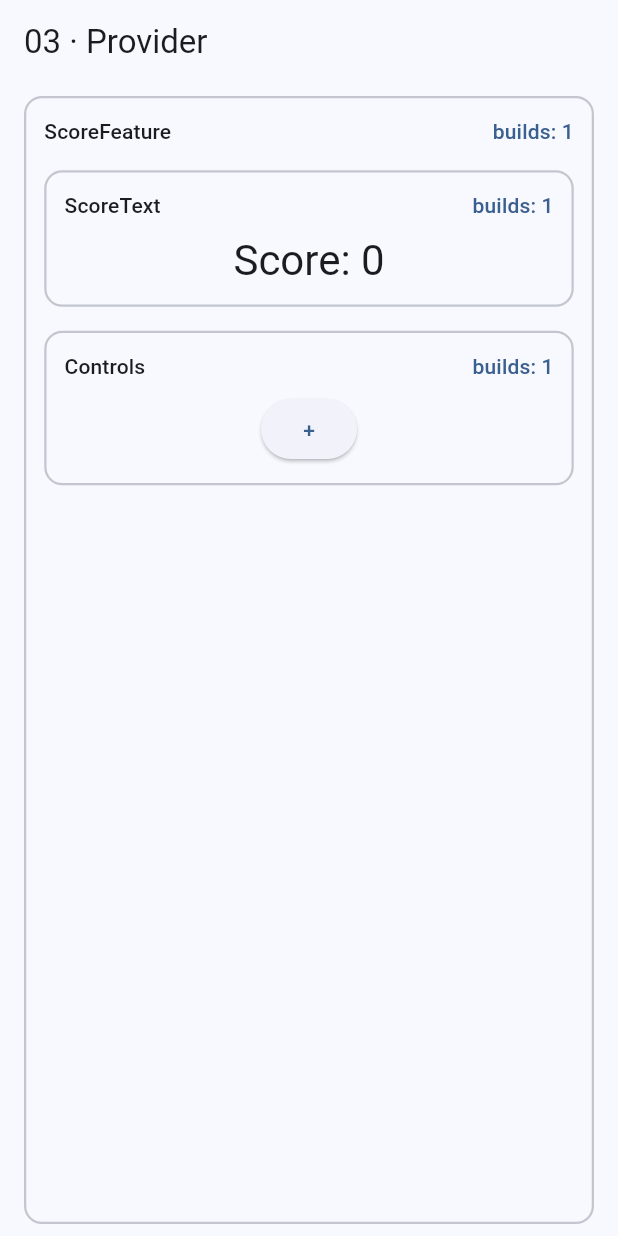
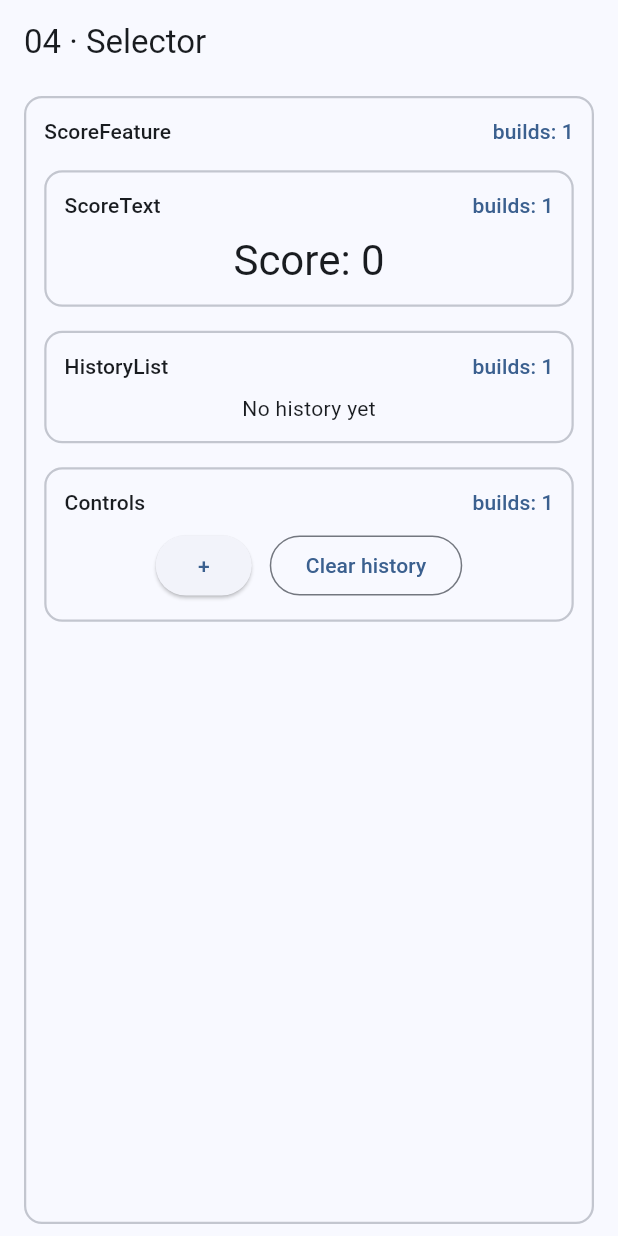
Before and after one commit to iclectic/state-without-the-headache-demo, a Flutter app: the screen it shows after launch, on a phone screen of 412 x 824 dp. Run offline on Flutter 3.47's test engine with Material 3 defaults, Android fonts, the phone set to English and light mode, and no system bars.

Commit message:
04-selector: add history, Selector for score, Controls use context.read

```diff
--- a/lib/score_feature.dart
+++ b/lib/score_feature.dart
@@ -4,8 +4,7 @@ import 'package:provider/provider.dart';
 import 'demo_box.dart';
 import 'score_model.dart';
 
-/// 03 · Provider exposes ScoreModel at the feature boundary (see main.dart).
-/// ScoreFeature is now stateless: it no longer owns anything.
+/// 04 · Each widget listens only to what it needs.
 class ScoreFeature extends StatelessWidget {
   const ScoreFeature({super.key});
 
@@ -13,7 +12,7 @@ class ScoreFeature extends StatelessWidget {
   Widget build(BuildContext context) {
     final builds = countBuild('ScoreFeature');
     return Scaffold(
-      appBar: AppBar(title: const Text('03 · Provider')),
+      appBar: AppBar(title: const Text('04 · Selector')),
       body: Center(
         child: ConstrainedBox(
           constraints: const BoxConstraints(maxWidth: 380),
@@ -25,6 +24,7 @@ class ScoreFeature extends StatelessWidget {
               crossAxisAlignment: CrossAxisAlignment.stretch,
               children: [
                 ScoreText(),
+                HistoryList(),
                 Controls(),
               ],
             ),
@@ -40,17 +40,46 @@ class ScoreText extends StatelessWidget {
 
   @override
   Widget build(BuildContext context) {
-    // Consumer: only this builder reruns when ScoreModel notifies.
-    return Consumer<ScoreModel>(
-      builder: (context, model, child) {
+    // Selector: rebuild only when score changes, not when history does.
+    return Selector<ScoreModel, int>(
+      selector: (_, model) => model.score,
+      builder: (context, score, child) {
         final builds = countBuild('ScoreText');
         return DemoBox(
           name: 'ScoreText',
           builds: builds,
           child: Text(
-            'Score: ${model.score}',
+            'Score: $score',
             style: Theme.of(context).textTheme.headlineMedium,
           ),
+        );
+      },
+    );
+  }
+}
+
+class HistoryList extends StatelessWidget {
+  const HistoryList({super.key});
+
+  @override
+  Widget build(BuildContext context) {
+    return Selector<ScoreModel, List<int>>(
+      selector: (_, model) => model.history,
+      builder: (context, history, child) {
+        final builds = countBuild('HistoryList');
+        return DemoBox(
+          name: 'HistoryList',
+          builds: builds,
+          child: history.isEmpty
+              ? const Text('No history yet')
+              : Wrap(
+                  spacing: 6,
+                  runSpacing: 6,
+                  children: [
+                    for (final value in history.reversed.take(12))
+                      Chip(label: Text('$value')),
+                  ],
+                ),
         );
       },
     );
@@ -62,16 +91,25 @@ class Controls extends StatelessWidget {
 
   @override
   Widget build(BuildContext context) {
-    // watch subscribes this widget, so Controls rebuilds on every change,
-    // even though it never displays the score. Fixed in 04.
-    final model = context.watch<ScoreModel>();
+    // Controls act; they don't listen. read() inside the callbacks
+    // means this widget never rebuilds when the model changes.
     final builds = countBuild('Controls');
     return DemoBox(
       name: 'Controls',
       builds: builds,
-      child: ElevatedButton(
-        onPressed: model.increment,
-        child: const Text('+'),
+      child: Row(
+        mainAxisSize: MainAxisSize.min,
+        children: [
+          ElevatedButton(
+            onPressed: () => context.read<ScoreModel>().increment(),
+            child: const Text('+'),
+          ),
+          const SizedBox(width: 12),
+          OutlinedButton(
+            onPressed: () => context.read<ScoreModel>().clearHistory(),
+            child: const Text('Clear history'),
+          ),
+        ],
       ),
     );
   }
--- a/lib/score_model.dart
+++ b/lib/score_model.dart
@@ -1,12 +1,23 @@
 import 'package:flutter/foundation.dart';
 
-/// 02 · The feature gets an owner.
+/// 04 · The model grows: history sits beside score, same owner.
 class ScoreModel extends ChangeNotifier {
   int _score = 0;
+  List<int> _history = const [];
+
   int get score => _score;
+  List<int> get history => _history;
 
   void increment() {
     _score++;
+    // Replace, don't mutate: a new unmodifiable list every time.
+    _history = List.unmodifiable([..._history, _score]);
+    notifyListeners();
+  }
+
+  /// Changes history without changing score, to show Selector at work.
+  void clearHistory() {
+    _history = const [];
     notifyListeners();
   }
 }
```
Also changed, not shown: 1 other file.
